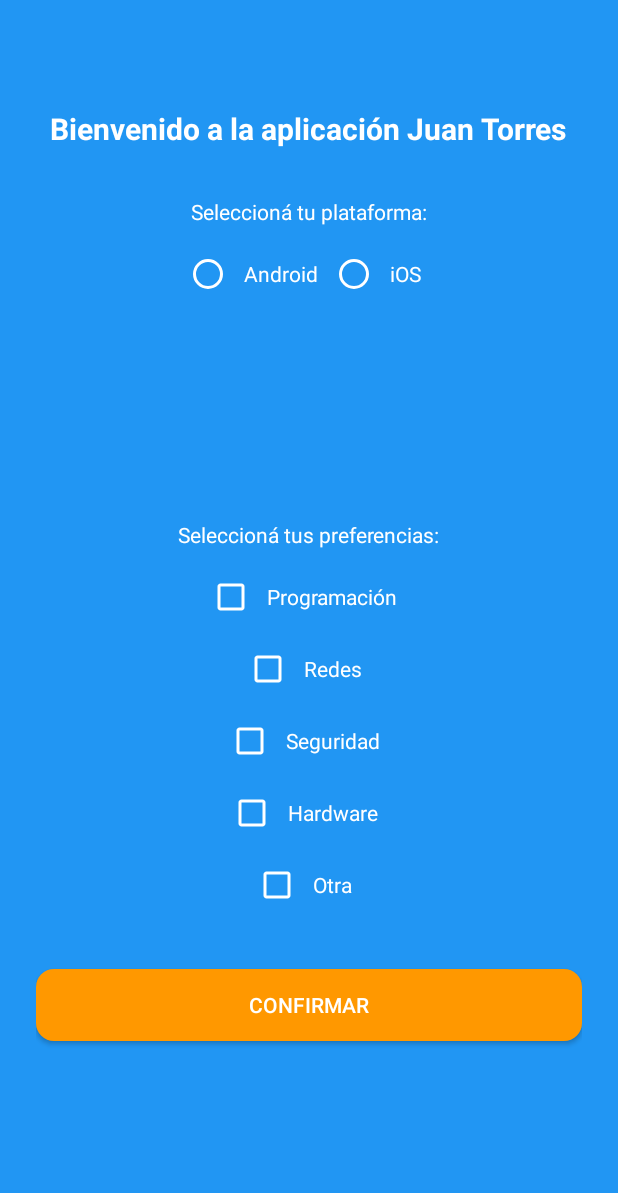
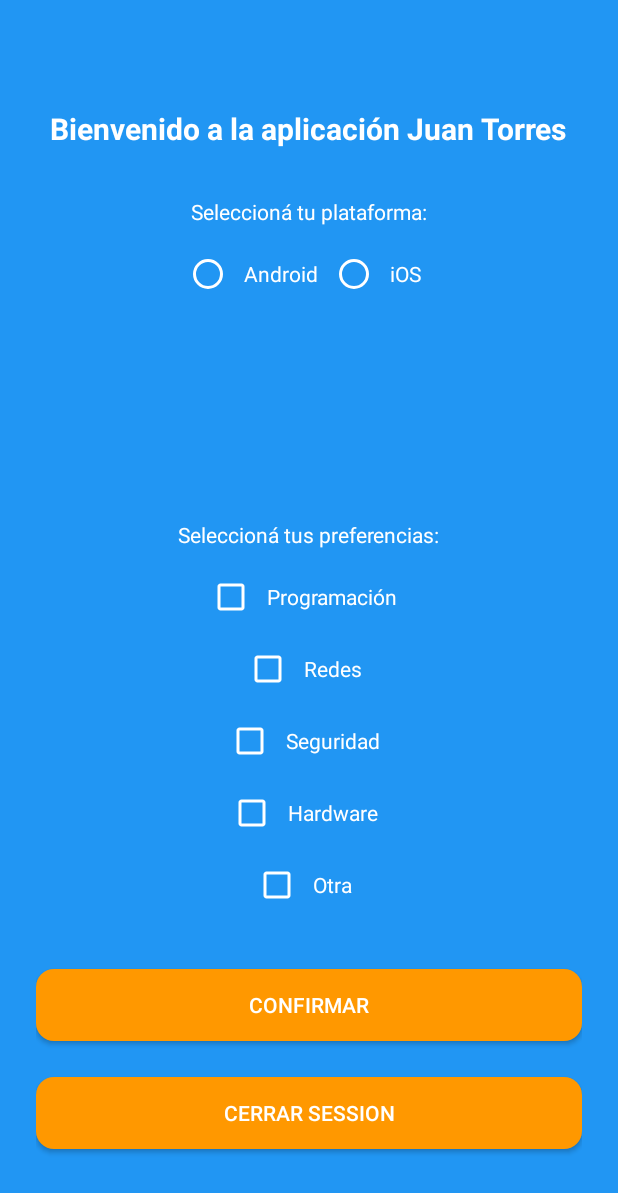
Before and after one commit to juanmasemper/tp1-appmoviles, an Android app built with Jetpack Compose: the WelcomeActivity screen opened directly, with no data from a screen before it, on a phone screen of 412 x 824 dp. Shown: the top 1193 px of the screen. Run offline under Robolectric (Android 15) with nearby library versions, the light colour scheme and no system bars.

Commit message:
Agregado de boton cerrar Session

```diff
--- a/app/src/main/java/com/example/tp1_appmoviles/PreferenceActivity.kt
+++ b/app/src/main/java/com/example/tp1_appmoviles/PreferenceActivity.kt
@@ -43,6 +43,7 @@ class PreferenceActivity : AppCompatActivity() {
             finish()
         }
 
+
         val textPlatform = findViewById<TextView>(R.id.textPlatform)
         val layoutContainer = findViewById<LinearLayout>(R.id.containerPreferencias)
 
--- a/app/src/main/java/com/example/tp1_appmoviles/WelcomeActivity.kt
+++ b/app/src/main/java/com/example/tp1_appmoviles/WelcomeActivity.kt
@@ -67,5 +67,15 @@ class WelcomeActivity : AppCompatActivity() {
             intent.putStringArrayListExtra("preferencias_seleccionadas", ArrayList(preferencias))
             startActivity(intent)
         }
+
+        //Cerrar Session
+        val buttonLogOut = findViewById<Button>(R.id.buttonCloseSession)
+        buttonLogOut.setOnClickListener {
+            val intent = Intent(this, MainActivity::class.java)
+            intent.flags = Intent.FLAG_ACTIVITY_NEW_TASK or Intent.FLAG_ACTIVITY_CLEAR_TASK
+            startActivity(intent)
+            finish()
+        }
+
     }
 }
--- a/app/src/main/res/layout/activity_register.xml
+++ b/app/src/main/res/layout/activity_register.xml
@@ -87,7 +87,7 @@
             android:id="@+id/buttonBack"
             android:layout_width="match_parent"
             android:layout_height="wrap_content"
-            android:text="Volver al inicio"
+            android:text="@string/volver_al_inicio"
             android:background="@drawable/button_login"
             android:textColor="@android:color/white"
             android:minHeight="48dp"
--- a/app/src/main/res/layout/activity_welcome.xml
+++ b/app/src/main/res/layout/activity_welcome.xml
@@ -152,5 +152,16 @@
             android:layout_marginTop="32dp"
             android:layout_marginBottom="24dp" />
 
+        <Button
+            android:id="@+id/buttonCloseSession"
+            android:layout_width="match_parent"
+            android:layout_height="wrap_content"
+            android:text="@string/cerrar_session"
+            android:background="@drawable/button_register"
+            android:textColor="@android:color/white"
+            android:elevation="4dp"
+            android:minHeight="48dp"
+            android:layout_marginBottom="24dp"/>
+
     </LinearLayout>
 </ScrollView>
--- a/app/src/main/res/values/strings.xml
+++ b/app/src/main/res/values/strings.xml
@@ -31,5 +31,7 @@
     <string name="pref_name">Nombre de la preferencia</string>
     <string name="title">Título</string>
     <string name="description">Descripción</string>
+    <string name="cerrar_session">Cerrar Session</string>
+    <string name="volver_al_inicio">Volver al inicio</string>
 
 </resources>
```
